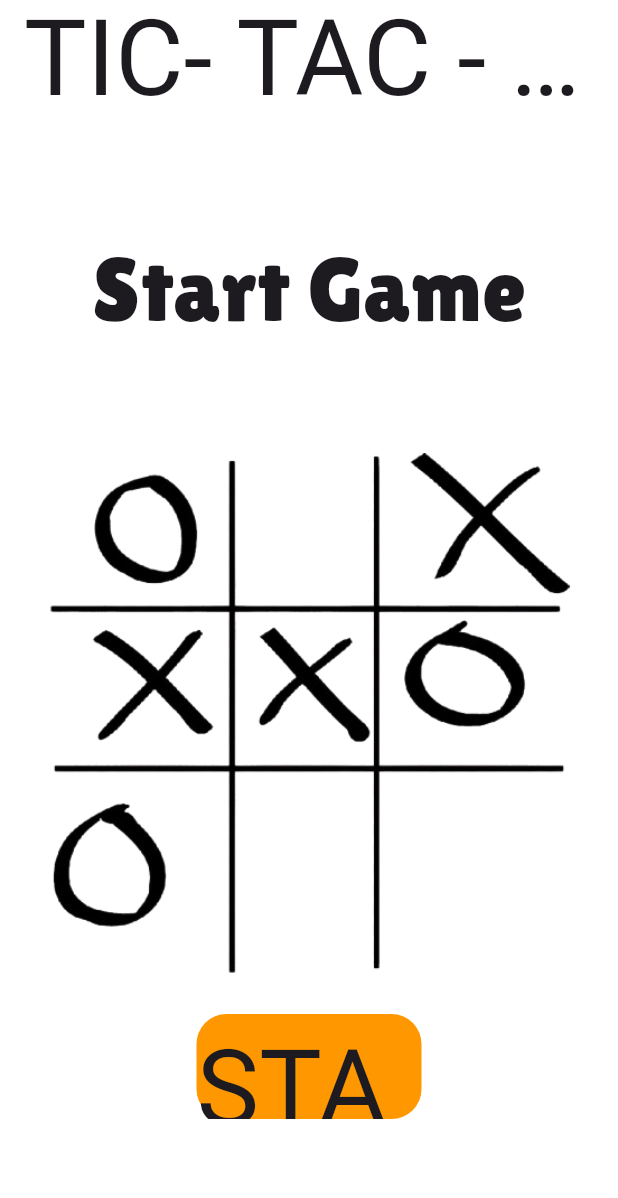
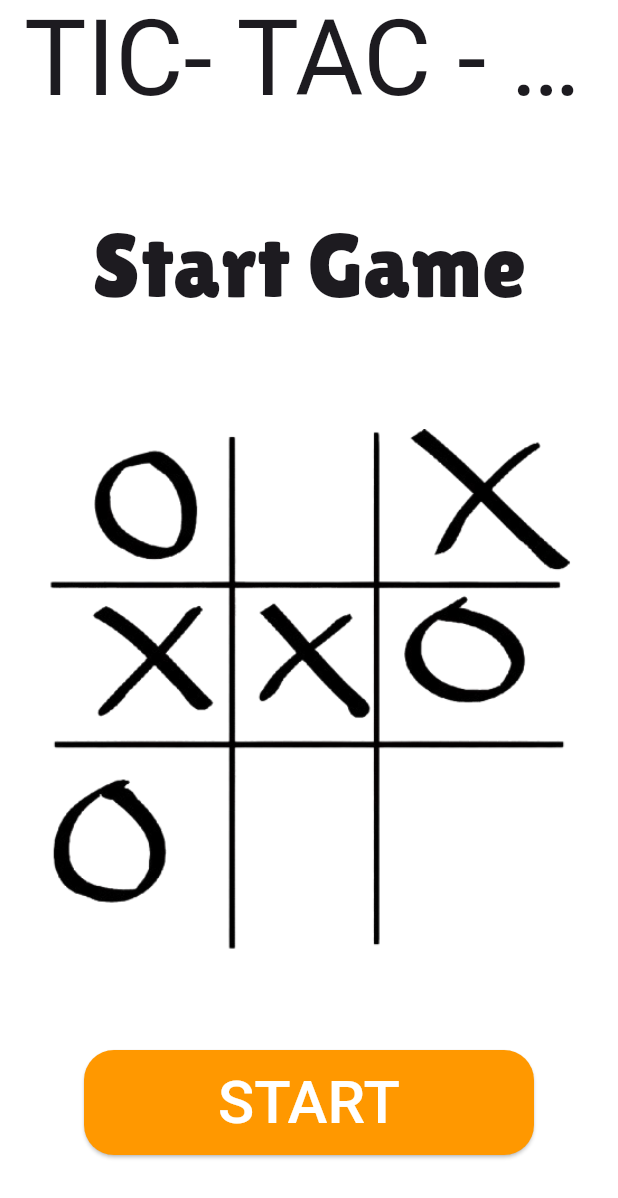
Before and after one commit to ThatLinuxGuyYouKnow/Tic-Tac-Toe, a Flutter app: the screen it shows after launch, on a phone screen of 412 x 824 dp. Shown: the top 1198 px of the screen. Run offline on Flutter 3.47's test engine with Material 3 defaults, Android fonts, the phone set to English and light mode, and no system bars; our stand-ins replace google_fonts.

Commit message:
feature: added display image and resized main column content

```diff
--- a/lib/screens/startScreen.dart
+++ b/lib/screens/startScreen.dart
@@ -4,42 +4,50 @@ import 'package:google_fonts/google_fonts.dart';
 import 'package:tic_tac_toe/widgets/appbar.dart';
 
 class StartScreen extends StatelessWidget {
-  StartScreen({super.key});
+  const StartScreen({super.key});
+
+  @override
   Widget build(BuildContext context) {
     return Scaffold(
       appBar: const TicAppBar(),
       backgroundColor: Colors.white,
       body: Center(
-            child: Column(children: [
-          SizedBox(
-            height: 70,
-          ),
+        child: Column(
+          mainAxisAlignment: MainAxisAlignment.center,
+          children: [
             Text(
               'Start Game',
               style: GoogleFonts.lilitaOne(fontSize: 60),
             ),
-          Padding(
-            padding: const EdgeInsets.only(top: 40.0),
-            child: Image(
+            const SizedBox(height: 40),
+            Image(
               height: 400,
               width: 400,
               image: AssetImage('assets/images/tictac2.png'),
             ),
-          ),
-          Container(
-            decoration: BoxDecoration(
-              color: Colors.orange,
+            const SizedBox(height: 40),
+            ElevatedButton(
+              onPressed: () {
+                // Add navigation or game start logic here
+              },
+              style: ElevatedButton.styleFrom(
+                backgroundColor: Colors.orange,
+                minimumSize: const Size(300, 70),
+                shape: RoundedRectangleBorder(
                   borderRadius: BorderRadius.circular(20),
                 ),
-            height: 70,
-            width: 150,
-            child: Center(
+              ),
               child: Text(
                 'START',
-                style: GoogleFonts.bungeeSpice(fontSize: 70),
+                style: GoogleFonts.bungeeSpice(
+                  fontSize: 40,
+                  color: Colors.white,
                 ),
               ),
-          )
-        ])));
+            ),
+          ],
+        ),
+      ),
+    );
   }
 }
```
Lines whose indentation alone changed are shown as unchanged.
